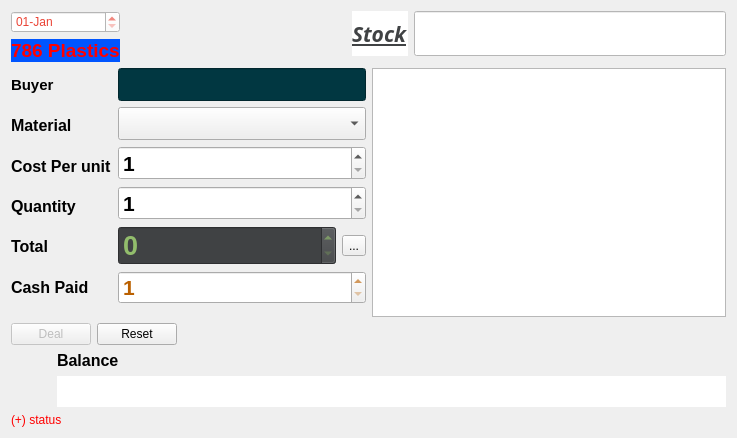
Before: the Qt Designer form selldialog.ui in ZeroCoolHacker/FactoryManagment, drawn with Qt 5.
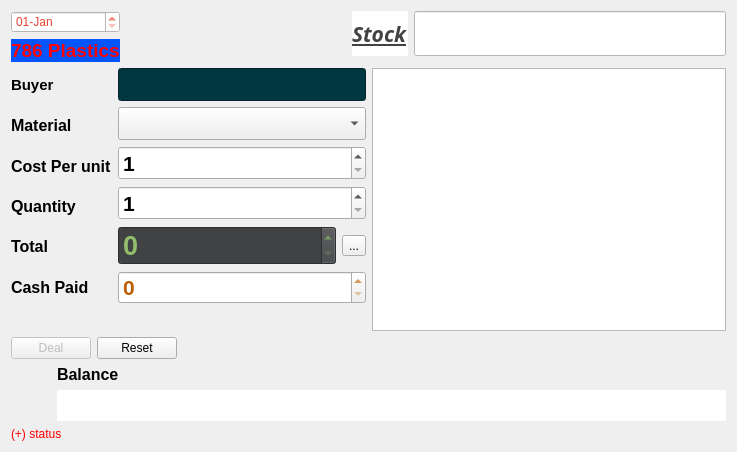
After: the same form once the commit is applied. Icons and pictures are not drawn.

What changed in the file:
```diff
--- a/selldialog.ui
+++ b/selldialog.ui
@@ -7,7 +7,7 @@
     <x>0</x>
     <y>0</y>
     <width>737</width>
-    <height>438</height>
+    <height>452</height>
    </rect>
   </property>
   <property name="windowTitle">
@@ -348,7 +348,7 @@
                   <string notr="true">color: rgb(186, 96, 0);</string>
                  </property>
                  <property name="minimum">
-                  <number>1</number>
+                  <number>0</number>
                  </property>
                  <property name="maximum">
                   <number>99999999</number>
```
